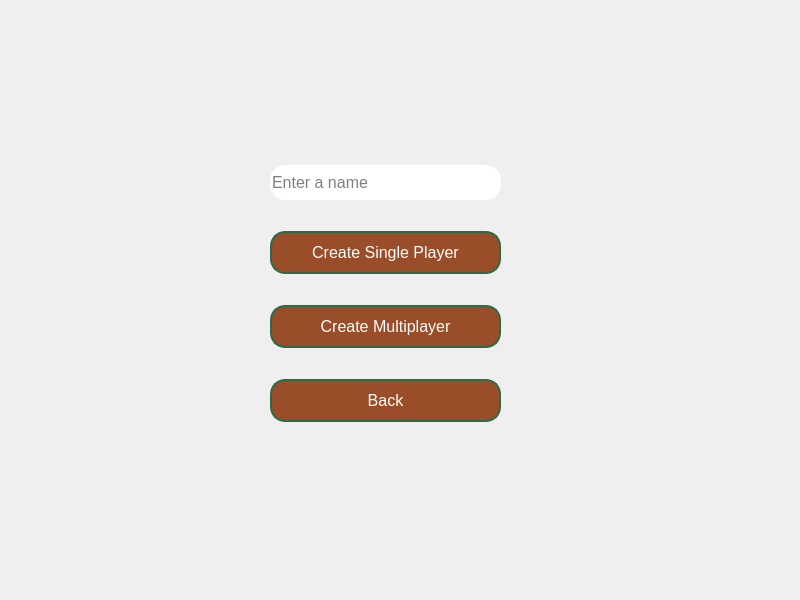
First picture: the form in client/view/create_room.ui, repository jmdieguez/QuackGame, before the edit.
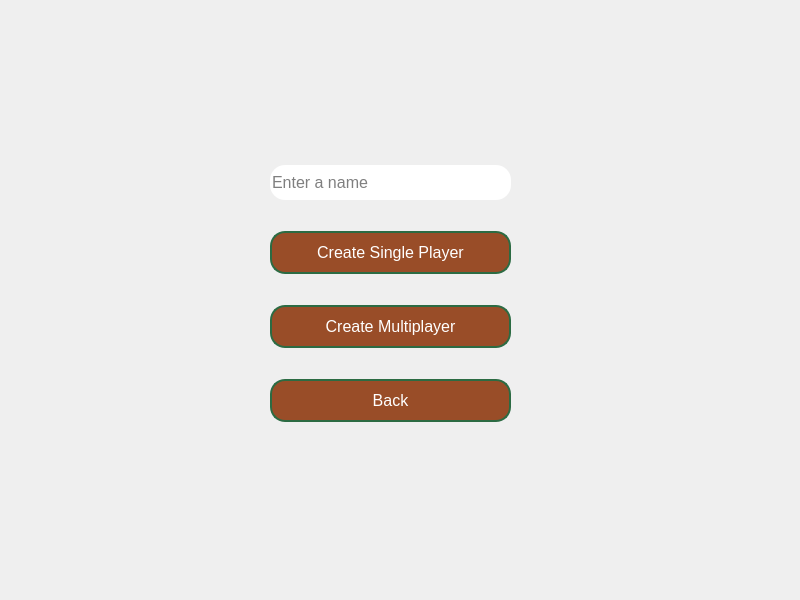
Second picture: the form after the edit.

Commit message: fix buttons size

What changed in the file:
```diff
--- a/client/view/create_room.ui
+++ b/client/view/create_room.ui
@@ -26,7 +26,7 @@
     <rect>
      <x>270</x>
      <y>140</y>
-     <width>231</width>
+     <width>241</width>
      <height>311</height>
     </rect>
    </property>
```
The commit also changes 1 other file.
